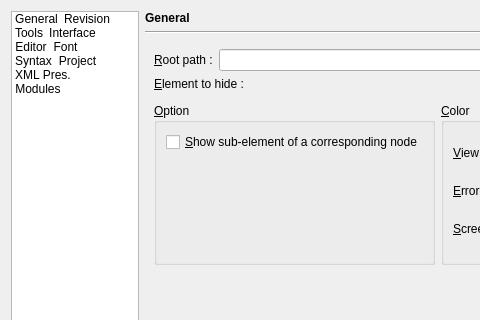
phoenix741/xinx, file xinx/ui/custom.ui: the form before one commit; both pictures show x 0 to 480 and y 0 to 320 of the 679 by 483 pixel window.
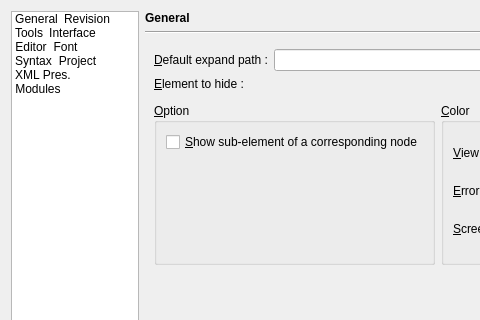
The form after the commit. The open tabs and pages were chosen to show the change. Icons and pictures are not drawn. Custom widgets are drawn as their Qt base class.

```diff
--- a/xinx/ui/custom.ui
+++ b/xinx/ui/custom.ui
@@ -913,7 +913,7 @@
          <item>
           <widget class="QLabel" name="label_4" >
            <property name="text" >
-            <string>&amp;Root path :</string>
+            <string>&amp;Default expand path :</string>
            </property>
            <property name="buddy" >
             <cstring>m_rootPathLineEdit</cstring>
```
Left out of the diff: 4 changed lines with no effect on the pictures.
